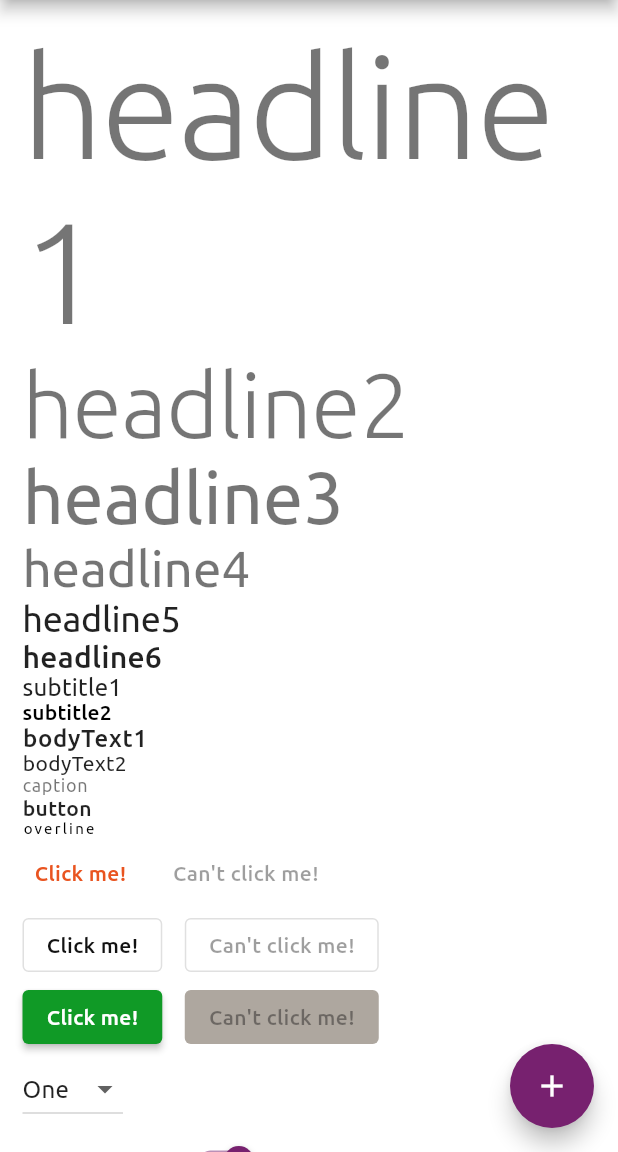
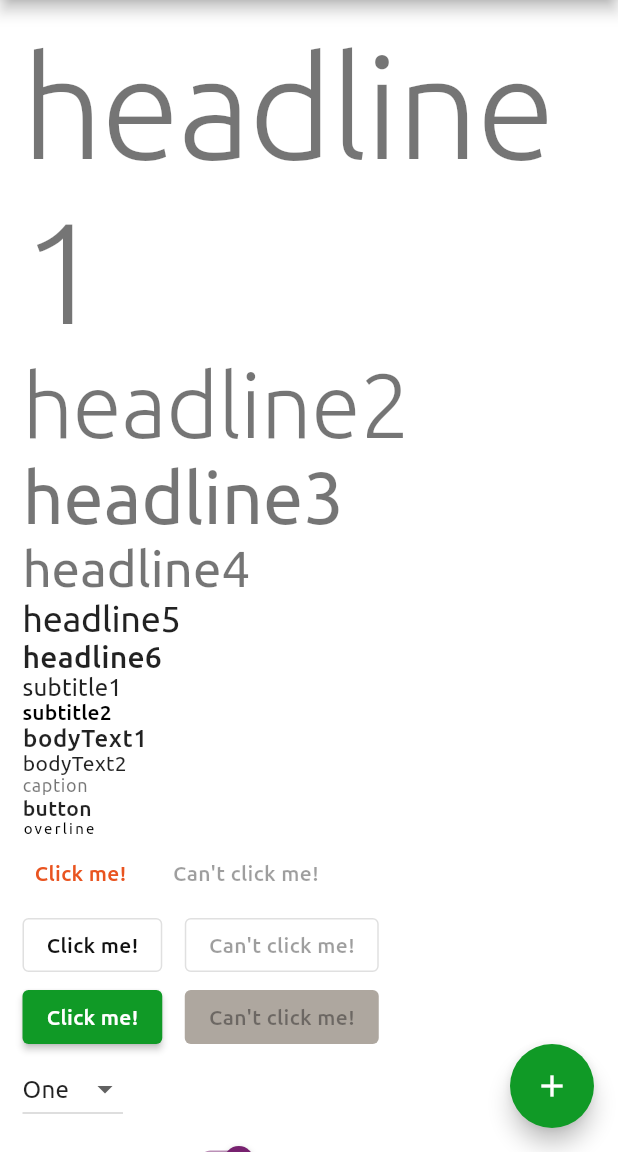
Before and after one commit to ubuntu/archive_yaru.dart, a Flutter app: the screen it shows after launch, on a phone screen of 412 x 824 dp, the part 84-1236 px from its top. Run offline on Flutter 3.47's test engine with Material 2 defaults, Android fonts, the phone set to English and light mode, and no system bars; project files that could hold a hidden picture were left out.

Commit message:
Fixing style issues (#48)
* extract text theme

* extract primarySwatchColor into variable

* put comma where is helpful

* make green the FAB

* DarkTheme fix text field color

* change Switch Track color

* add documentation for Api color

* add simple using info

* move readme image to doc directory

* make FAB green on the other themes

```diff
--- a/lib/src/theme.dart
+++ b/lib/src/theme.dart
@@ -1,9 +1,9 @@
 import 'package:flutter/material.dart';
 import 'package:yaru/src/utils/colors.dart' as yaru;
+import 'package:yaru/src/utils/text_theme.dart';
 
-final _lightColorScheme = ColorScheme.fromSwatch(
-    // NOTE(robert-ancell): Light shades from 'Tint' on website, dark shades calculated.
-    primarySwatch: MaterialColor(yaru.Colors.orange.value, {
+final MaterialColor _primarySwatchColor =
+    MaterialColor(yaru.Colors.orange.value, {
   50: Color(0xFFFDEEE9),
   100: Color(0xFFFBDDD2),
   200: Color(0xFFF6BBA6),
@@ -14,89 +14,54 @@ final _lightColorScheme = ColorScheme.fromSwatch(
   700: Color(0xFF8C3213),
   800: Color(0xFF5D220D),
   900: Color(0xFF2F1106),
-    }),
+});
+
+final _lightColorScheme = ColorScheme.fromSwatch(
+  // NOTE(robert-ancell): Light shades from 'Tint' on website, dark shades calculated.
+  primarySwatch: _primarySwatchColor,
   primaryColorDark: yaru.Colors.coolGrey,
   accentColor: yaru.Colors.lightAubergine,
   cardColor: Colors.white,
   backgroundColor: Colors.white,
   errorColor: yaru.Colors.red,
-    brightness: Brightness.light);
+  brightness: Brightness.light,
+);
 
 final _darkColorScheme = ColorScheme.fromSwatch(
   // NOTE(robert-ancell): Light shades from 'Tint' on website, dark shades calculated.
-    primarySwatch: MaterialColor(yaru.Colors.orange.value, {
-      50: Color(0xFFFDEEE9),
-      100: Color(0xFFFBDDD2),
-      200: Color(0xFFF6BBA6),
-      300: Color(0xFFF29879),
-      400: Color(0xFFED764D),
-      500: Color(yaru.Colors.orange.value),
-      600: Color(0xFFBA431A),
-      700: Color(0xFF8C3213),
-      800: Color(0xFF5D220D),
-      900: Color(0xFF2F1106),
-    }),
+  primarySwatch: _primarySwatchColor,
   primaryColorDark: yaru.Colors.coolGrey,
   accentColor: yaru.Colors.lightAubergine,
   cardColor: yaru.Colors.coolGrey,
   backgroundColor: yaru.Colors.coolGrey,
   errorColor: yaru.Colors.red,
-    brightness: Brightness.dark);
-
-const _textTheme = TextTheme(
-  headline1: _UbuntuTextStyle(
-    fontSize: 96,
-    letterSpacing: -1.5,
-    fontWeight: FontWeight.w300,
-  ),
-  headline2: _UbuntuTextStyle(
-    fontSize: 60,
-    letterSpacing: -0.5,
-    fontWeight: FontWeight.w300,
-  ),
-  headline3: _UbuntuTextStyle(fontSize: 48),
-  headline4: _UbuntuTextStyle(fontSize: 34),
-  headline5: _UbuntuTextStyle(fontSize: 24, letterSpacing: -0.18),
-  headline6: _UbuntuTextStyle(
-    fontSize: 20,
-    letterSpacing: 0.15,
-    fontWeight: FontWeight.w500,
-  ),
-  subtitle1: _UbuntuTextStyle(fontSize: 16, letterSpacing: 0.15),
-  subtitle2: _UbuntuTextStyle(
-    fontSize: 14,
-    letterSpacing: 0.1,
-    fontWeight: FontWeight.w500,
-  ),
-  bodyText1: _UbuntuTextStyle(fontSize: 16, letterSpacing: 0.5),
-  bodyText2: _UbuntuTextStyle(fontSize: 14, letterSpacing: 0.25),
-  button: _UbuntuTextStyle(
-    fontSize: 14,
-    letterSpacing: 0.25,
-    fontWeight: FontWeight.w500,
-  ),
-  caption: _UbuntuTextStyle(fontSize: 12, letterSpacing: 0.4),
-  overline: _UbuntuTextStyle(fontSize: 10, letterSpacing: 1.5),
+  brightness: Brightness.dark,
 );
 
 final _buttonThemeData = ButtonThemeData(
-    shape: RoundedRectangleBorder(borderRadius: BorderRadius.circular(4.0)));
+  shape: RoundedRectangleBorder(
+    borderRadius: BorderRadius.circular(4.0),
+  ),
+);
 
 final _outlinedButtonThemeData = OutlinedButtonThemeData(
-    style: OutlinedButton.styleFrom(primary: yaru.Colors.textGrey));
+  style: OutlinedButton.styleFrom(primary: yaru.Colors.textGrey),
+);
 
 final _darkOutlinedButtonThemeData = OutlinedButtonThemeData(
-    style: OutlinedButton.styleFrom(primary: Colors.white));
+  style: OutlinedButton.styleFrom(primary: Colors.white),
+);
 
 final _appBarLightTheme = AppBarTheme(
   brightness: Brightness.light,
   color: Colors.white,
-  textTheme: _textTheme.copyWith(
-      headline6: _textTheme.headline6!.copyWith(
+  textTheme: textTheme.copyWith(
+    headline6: textTheme.headline6!.copyWith(
       color: yaru.Colors.coolGrey,
       fontSize: 20,
       fontWeight: FontWeight.w500,
-  )),
+    ),
+  ),
   iconTheme: IconThemeData(color: yaru.Colors.coolGrey),
   actionsIconTheme: IconThemeData(color: yaru.Colors.coolGrey),
 );
@@ -122,14 +87,17 @@ final theme = ThemeData(
   backgroundColor: _lightColorScheme.background,
   dialogBackgroundColor: _lightColorScheme.background,
   errorColor: _lightColorScheme.error,
-    textTheme: _textTheme,
+  textTheme: textTheme,
   indicatorColor: _lightColorScheme.secondary,
   applyElevationOverlayColor: false,
   colorScheme: _lightColorScheme,
   buttonTheme: _buttonThemeData,
   elevatedButtonTheme: _elevatedButtonThemeDataLight,
   outlinedButtonTheme: _outlinedButtonThemeData,
-    appBarTheme: _appBarDarkTheme);
+  appBarTheme: _appBarDarkTheme,
+  floatingActionButtonTheme:
+      FloatingActionButtonThemeData(backgroundColor: yaru.Colors.green),
+);
 
 final lightTheme = ThemeData(
   brightness: Brightness.light,
@@ -147,14 +115,17 @@ final lightTheme = ThemeData(
   backgroundColor: _lightColorScheme.background,
   dialogBackgroundColor: _lightColorScheme.background,
   errorColor: _lightColorScheme.error,
-    textTheme: _textTheme,
+  textTheme: textTheme,
   indicatorColor: _lightColorScheme.secondary,
   applyElevationOverlayColor: false,
   colorScheme: _lightColorScheme,
   buttonTheme: _buttonThemeData,
   elevatedButtonTheme: _elevatedButtonThemeDataLight,
   outlinedButtonTheme: _outlinedButtonThemeData,
-    appBarTheme: _appBarLightTheme);
+  appBarTheme: _appBarLightTheme,
+  floatingActionButtonTheme:
+      FloatingActionButtonThemeData(backgroundColor: yaru.Colors.green),
+);
 
 final darkTheme = ThemeData(
   brightness: Brightness.dark,
@@ -172,7 +143,7 @@ final darkTheme = ThemeData(
   backgroundColor: _darkColorScheme.background,
   dialogBackgroundColor: _darkColorScheme.background,
   errorColor: _darkColorScheme.error,
-    textTheme: _textTheme,
+  textTheme: textTheme,
   indicatorColor: _darkColorScheme.secondary,
   applyElevationOverlayColor: true,
   colorScheme: _darkColorScheme,
@@ -183,7 +154,11 @@ final darkTheme = ThemeData(
   checkboxTheme: _checkStyle,
   radioTheme: _radioStyle,
   primaryColorDark: yaru.Colors.orange,
-    appBarTheme: _appBarDarkTheme);
+  appBarTheme: _appBarDarkTheme,
+  floatingActionButtonTheme:
+      FloatingActionButtonThemeData(backgroundColor: yaru.Colors.green),
+  inputDecorationTheme: _inputDecorationTheme,
+);
 
 // Special casing some widgets
 // That are not catched with the default theming in flutter
@@ -225,12 +200,16 @@ Color _getElevatedButtonColorDark(Set<MaterialState> states) {
 final _elevatedButtonThemeDataLight = ElevatedButtonThemeData(
   style: ButtonStyle(
     backgroundColor:
-            MaterialStateProperty.resolveWith(_getElevatedButtonColorLight)));
+        MaterialStateProperty.resolveWith(_getElevatedButtonColorLight),
+  ),
+);
 
 final _elevatedButtonThemeDataDark = ElevatedButtonThemeData(
   style: ButtonStyle(
     backgroundColor:
-            MaterialStateProperty.resolveWith(_getElevatedButtonColorDark)));
+        MaterialStateProperty.resolveWith(_getElevatedButtonColorDark),
+  ),
+);
 
 // Switches
 Color _getSwitchThumbColorDark(Set<MaterialState> states) {
@@ -250,7 +229,7 @@ Color _getSwitchTrackColorDark(Set<MaterialState> states) {
     return yaru.Colors.disabledGreyDark;
   } else {
     if (states.contains(MaterialState.selected)) {
-      return yaru.Colors.midAubergine;
+      return Color(0xFF6A2957);
     } else {
       return yaru.Colors.warmGrey;
     }
@@ -259,7 +238,8 @@ Color _getSwitchTrackColorDark(Set<MaterialState> states) {
 
 final _switchStyleDark = SwitchThemeData(
   thumbColor: MaterialStateProperty.resolveWith(_getSwitchThumbColorDark),
-    trackColor: MaterialStateProperty.resolveWith(_getSwitchTrackColorDark));
+  trackColor: MaterialStateProperty.resolveWith(_getSwitchTrackColorDark),
+);
 
 // Checks
 Color _getCheckFillColorDark(Set<MaterialState> states) {
@@ -281,27 +261,19 @@ Color _getCheckColorDark(Set<MaterialState> states) {
 
 final _checkStyle = CheckboxThemeData(
   fillColor: MaterialStateProperty.resolveWith(_getCheckFillColorDark),
-    checkColor: MaterialStateProperty.resolveWith(_getCheckColorDark));
+  checkColor: MaterialStateProperty.resolveWith(_getCheckColorDark),
+);
 
 // Radios
 final _radioStyle = RadioThemeData(
-    fillColor: MaterialStateProperty.resolveWith(_getCheckFillColorDark));
+  fillColor: MaterialStateProperty.resolveWith(_getCheckFillColorDark),
+);
 
-class _UbuntuTextStyle extends TextStyle {
-  const _UbuntuTextStyle({
-    double? fontSize,
-    double? letterSpacing,
-    FontWeight? fontWeight,
-  }) : super(
-          fontSize: fontSize,
-          fontWeight: fontWeight,
-          letterSpacing: letterSpacing,
-          fontFamily: 'Ubuntu',
-          package: 'yaru',
-          fontFamilyFallback: const [
-            'Liberation Serif',
-            'Noto Sans CJK',
-            'Tibetan Machine Uni',
-          ],
+final InputDecorationTheme _inputDecorationTheme = InputDecorationTheme(
+  labelStyle: TextStyle(color: yaru.Colors.warmGrey),
+  focusedBorder: OutlineInputBorder(
+    borderSide: BorderSide(
+      color: yaru.Colors.orange,
+    ),
+  ),
 );
-}
--- /dev/null
+++ b/lib/src/utils/text_theme.dart
@@ -0,0 +1,74 @@
+import 'package:flutter/material.dart';
+
+final TextTheme textTheme = TextTheme(
+  headline1: _UbuntuTextStyle(
+    fontSize: 96,
+    letterSpacing: -1.5,
+    fontWeight: FontWeight.w300,
+  ),
+  headline2: _UbuntuTextStyle(
+    fontSize: 60,
+    letterSpacing: -0.5,
+    fontWeight: FontWeight.w300,
+  ),
+  headline3: _UbuntuTextStyle(fontSize: 48),
+  headline4: _UbuntuTextStyle(fontSize: 34),
+  headline5: _UbuntuTextStyle(
+    fontSize: 24,
+    letterSpacing: -0.18,
+  ),
+  headline6: _UbuntuTextStyle(
+    fontSize: 20,
+    letterSpacing: 0.15,
+    fontWeight: FontWeight.w500,
+  ),
+  subtitle1: _UbuntuTextStyle(
+    fontSize: 16,
+    letterSpacing: 0.15,
+  ),
+  subtitle2: _UbuntuTextStyle(
+    fontSize: 14,
+    letterSpacing: 0.1,
+    fontWeight: FontWeight.w500,
+  ),
+  bodyText1: _UbuntuTextStyle(
+    fontSize: 16,
+    letterSpacing: 0.5,
+  ),
+  bodyText2: _UbuntuTextStyle(
+    fontSize: 14,
+    letterSpacing: 0.25,
+  ),
+  button: _UbuntuTextStyle(
+    fontSize: 14,
+    letterSpacing: 0.25,
+    fontWeight: FontWeight.w500,
+  ),
+  caption: _UbuntuTextStyle(
+    fontSize: 12,
+    letterSpacing: 0.4,
+  ),
+  overline: _UbuntuTextStyle(
+    fontSize: 10,
+    letterSpacing: 1.5,
+  ),
+);
+
+class _UbuntuTextStyle extends TextStyle {
+  const _UbuntuTextStyle({
+    double? fontSize,
+    double? letterSpacing,
+    FontWeight? fontWeight,
+  }) : super(
+          fontSize: fontSize,
+          fontWeight: fontWeight,
+          letterSpacing: letterSpacing,
+          fontFamily: 'Ubuntu',
+          package: 'yaru',
+          fontFamilyFallback: const [
+            'Liberation Serif',
+            'Noto Sans CJK',
+            'Tibetan Machine Uni',
+          ],
+        );
+}
```
Also changed, not shown: lib/src/utils/colors.dart (+14 -3 lines), doc/api/src/utils/colors/canonicalAubergine.png (added), doc/api/src/utils/colors/darkAubergine.png (added), doc/api/src/utils/colors/lightAubergine.png (added), doc/api/src/utils/colors/midAubergine.png (added), doc/api/src/utils/colors/orange.png (added), doc/api/src/utils/colors/warmGrey.png (added), doc/readme/screenshot_dark.png (renamed from screenshot_dark.png), doc/readme/screenshot_light.png (renamed from screenshot_light.png), 1 other file. Lines whose indentation alone changed are shown as unchanged.
